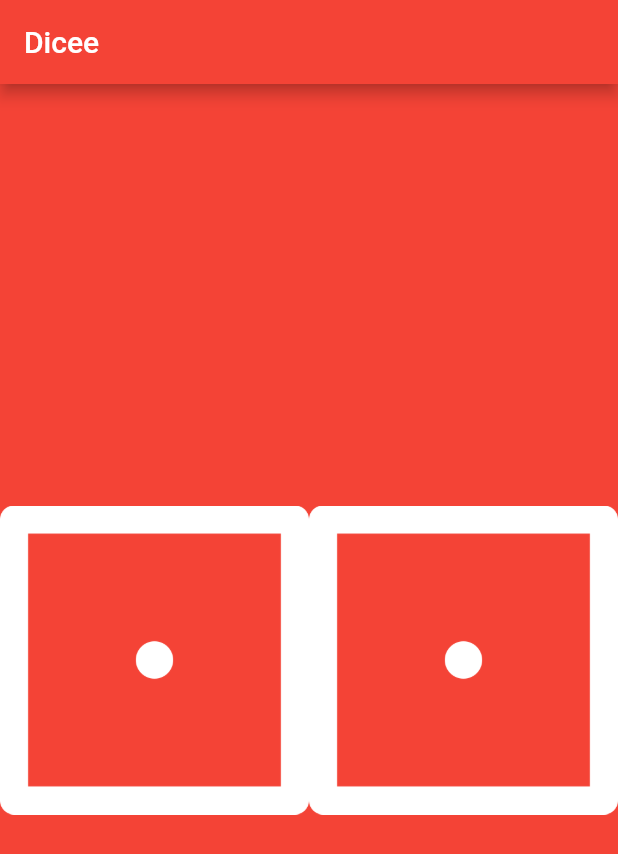
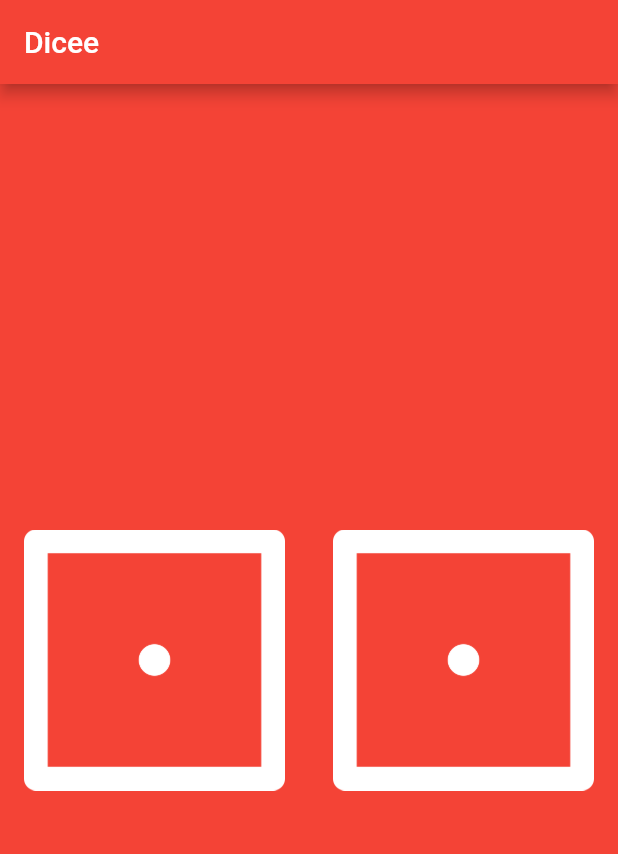
Before and after one commit to mdNazmulHasan/diceeUsingFlutter, a Flutter app: the screen it shows after launch, on a phone screen of 412 x 824 dp. Shown: the top 854 px of the screen. Run offline on Flutter 3.47's test engine with Material 2 defaults, Android fonts, the phone set to English and light mode, and no system bars.

Commit message:
app is running with updated flutter sdk

```diff
--- a/lib/main.dart
+++ b/lib/main.dart
@@ -21,8 +21,14 @@ class DicePage extends StatelessWidget {
     return Center(
       child: Row(
         children: <Widget>[
-          Expanded(child: Image.asset('images/dice1.png')),
-          Expanded(child: Image.asset('images/dice1.png')),
+          Expanded(child: Padding(
+            padding: const EdgeInsets.all(16.0),
+            child: Image.asset('images/dice1.png'),
+          )),
+          Expanded(child: Padding(
+            padding: const EdgeInsets.all(16.0),
+            child: Image.asset('images/dice1.png'),
+          )),
         ],
       ),
     );
```
Also changed, not shown: 3 other files.
